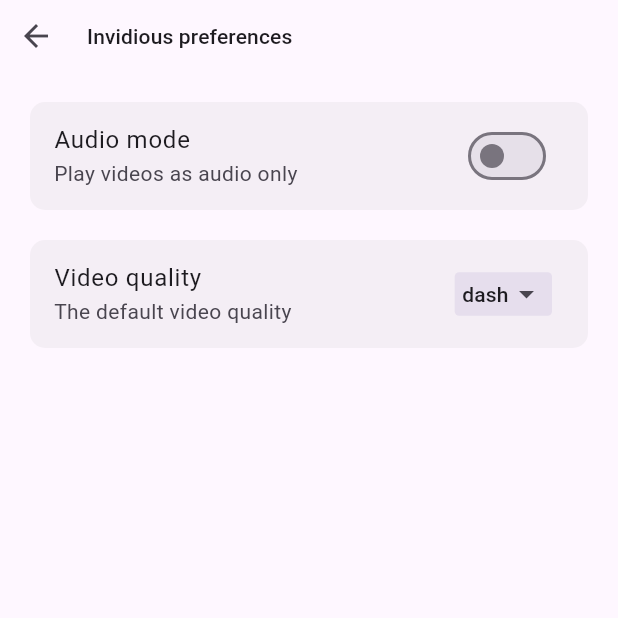
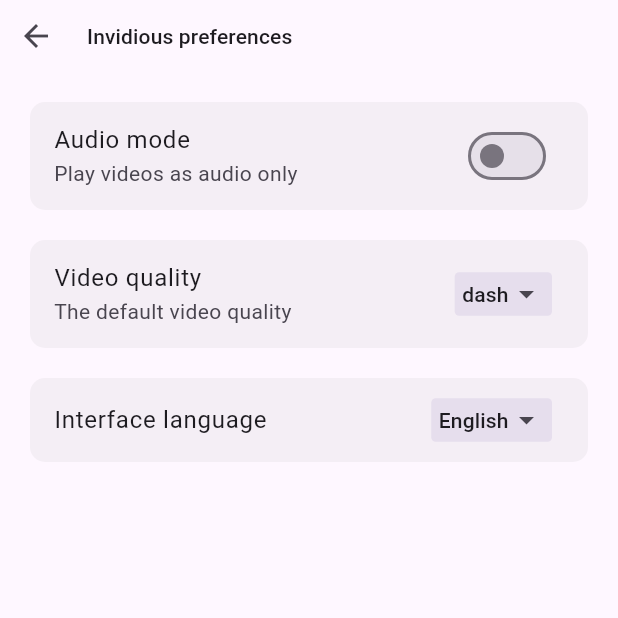
Before and after one commit to XxA7med66xX/forwardious, a Flutter app: the InvidiousPreferencesScreen screen opened directly, on a phone screen of 412 x 824 dp, the top half of it. Run offline on Flutter 3.47's test engine with Material 3 defaults, Android fonts, the phone set to English and light mode, and no system bars; our stand-ins replace flutter_bloc, shared_preferences; missing offline and left inert: chrome_extension; accounts and stored records are empty; generated files the repository leaves out were written again; network calls fail.

Commit message:
Add a invidious interface language option
With this option you can choose the language of the invidious
interface, the chosen language will be applied to all invidious
instances.

```diff
--- /dev/null
+++ b/lib/backend/bloc/cubit/invidious/prefrences/instance_language_cubit.dart
@@ -0,0 +1,132 @@
+import 'dart:convert';
+
+import 'package:flutter_bloc/flutter_bloc.dart';
+import 'package:forwardious/backend/chrome_api/cookies/cookies.dart';
+import 'package:forwardious/backend/invidious/preferences.dart';
+import 'package:shared_preferences/shared_preferences.dart';
+
+class InstanceLanguageCubit extends Cubit<String> {
+  InstanceLanguageCubit(this.prefs) : super('en-US');
+
+  final SharedPreferences prefs;
+
+  late String selectedItem = prefs.getString('InstanceLocaleName') ?? 'English';
+
+  void selected(String item) {
+
+    final index = languageNames.indexWhere((langName) => langName == item);
+
+    selectedItem = item;
+
+    prefs.setString('InstanceLocaleName', item);
+
+    prefs.setString('InstanceLocaleCode', languageCodes[index]);
+
+    ChromeCookies.override(
+      //The name of the invidious cookies.
+      'PREFS',
+      //The targeted URL is the preferences URL of the current instance.
+      '${prefs.getString('currentInstance')!}/preferences',
+      //The preferences are encoded to JSON and then URL-encoded.
+      Uri.encodeComponent(jsonEncode(InvidiousPreferences.preferences(prefs))),
+    );
+
+    emit(item);
+  }
+
+  final List<String> languageNames = [
+    'العربية',
+    'বাংলা',
+    'Català',
+    'Čeština',
+    'Dansk',
+    'Deutsch',
+    'Ελληνικά',
+    'English',
+    'Esperanto',
+    'Español',
+    'Eesti keel',
+    'Euskara',
+    'فارسی',
+    'Suomi',
+    'Français',
+    'עברית',
+    'हिन्दी',
+    'Hrvatski',
+    'Magyar Nyelv',
+    'Bahasa Indonesia',
+    'Íslenska',
+    'Italiano',
+    '日本語',
+    '한국어',
+    'Lietuvių',
+    'Norsk bokmål',
+    'Nederlands',
+    'Polski',
+    'Português',
+    'Português Brasileiro',
+    'Português de Portugal',
+    'Română',
+    'Русский',
+    'සිංහල',
+    'Slovenčina',
+    'Slovenščina',
+    'Shqip',
+    'Srpski (latinica)',
+    'Српски (ћирилица)',
+    'Svenska',
+    'Türkçe',
+    'Українська',
+    'Tiếng Việt',
+    '汉语',
+    '漢語'
+  ];
+
+  final List<String> languageCodes = [
+    'ar',
+    'bn',
+    'ca',
+    'cs',
+    'da',
+    'de',
+    'el',
+    'en-US',
+    'eo',
+    'es',
+    'et',
+    'eu',
+    'fa',
+    'fi',
+    'fr',
+    'he',
+    'hi',
+    'hr',
+    'hu-HU',
+    'id',
+    'is',
+    'it',
+    'ja',
+    'ko',
+    'lt',
+    'nb-NO',
+    'nl',
+    'pl',
+    'pt',
+    'pt-BR',
+    'pt-PT',
+    'ro',
+    'ru',
+    'si',
+    'sk',
+    'sl',
+    'sq',
+    'sr',
+    'sr_Cyrl',
+    'sv-SE',
+    'tr',
+    'uk',
+    'vi',
+    'zh-CN',
+    'zh-TW'
+  ];
+}
--- a/lib/backend/invidious/preferences.dart
+++ b/lib/backend/invidious/preferences.dart
@@ -12,7 +12,8 @@ class InvidiousPreferences {
   static Map<String, dynamic> preferences(SharedPreferences prefs) {
     Map<String, dynamic> config = {
       "listen": prefs.getBool('audioMode') ?? false,
-      "quality": prefs.getString('videoQuality') ?? 'dash'
+      "quality": prefs.getString('videoQuality') ?? 'dash',
+      "locale": prefs.getString('InstanceLocaleCode') ?? 'en-US'
     };
     return config;
   }
--- /dev/null
+++ b/lib/frontend/screens/settings/sections/general/invidious_preferences/options/instance_locale.dart
@@ -0,0 +1,47 @@
+import 'package:flutter/material.dart';
+import 'package:flutter_bloc/flutter_bloc.dart';
+import 'package:forwardious/backend/bloc/cubit/invidious/prefrences/instance_language_cubit.dart';
+import 'package:forwardious/frontend/modules/option_card.dart';
+import 'package:forwardious/frontend/modules/popup_menu_button.dart';
+import 'package:forwardious/i18n/strings.g.dart';
+
+class InstanceLocale extends StatelessWidget {
+  const InstanceLocale({
+    super.key,
+  });
+
+  @override
+  Widget build(BuildContext context) {
+
+    final languageNames = context.watch<InstanceLanguageCubit>().languageNames;
+
+    return BlocBuilder<InstanceLanguageCubit, String>(
+      builder: (context, state) {
+        return OptionCard.sub(
+          title: Text(context.t.settingsScreen.invidiousPreferences.interfaceLocale),
+          trailing: PopupMenu(
+            initialValue: context.watch<InstanceLanguageCubit>().selectedItem,
+            onSelected: (value) {
+              context.read<InstanceLanguageCubit>().selected(value);
+            },
+            itemBuilder: (context) {
+              return languageNames.map(
+                (langName) {
+
+                  final index = languageNames.indexWhere((name) => name == langName);
+
+                  return PopupMenuItem(
+                    value: langName,
+                    child: Text(languageNames[index]),
+                  );
+
+                },
+              ).toList();
+            },
+            selectedItem: context.watch<InstanceLanguageCubit>().selectedItem,
+          ),
+        );
+      },
+    );
+  }
+}
--- a/lib/frontend/screens/settings/sections/general/invidious_preferences/preferences_screen.dart
+++ b/lib/frontend/screens/settings/sections/general/invidious_preferences/preferences_screen.dart
@@ -1,6 +1,7 @@
 import 'package:flutter/material.dart';
 import 'package:forwardious/frontend/modules/custom_flat_button.dart';
 import 'package:forwardious/frontend/screens/settings/sections/general/invidious_preferences/options/audio_mode.dart';
+import 'package:forwardious/frontend/screens/settings/sections/general/invidious_preferences/options/instance_locale.dart';
 import 'package:forwardious/frontend/screens/settings/sections/general/invidious_preferences/options/video_quality.dart';
 import 'package:forwardious/i18n/strings.g.dart';
 
@@ -14,7 +15,8 @@ class InvidiousPreferencesScreen extends StatelessWidget {
         children: [
           CustomAppbar(),
           AudioMode(),
-          VideoQuality()
+          VideoQuality(),
+          InstanceLocale()
         ],
       ),
     );
--- a/lib/i18n/strings.i18n.json
+++ b/lib/i18n/strings.i18n.json
@@ -34,7 +34,8 @@
       "audioMode": "Audio mode",
       "audioModeSubtitle": "Play videos as audio only",
       "videoQuality": "Video quality",
-      "videoQualitySubtitle": "The default video quality"
+      "videoQualitySubtitle": "The default video quality",
+      "interfaceLocale": "Interface language"
     }
   },
   "errors": {
--- a/lib/i18n/strings_ar.i18n.json
+++ b/lib/i18n/strings_ar.i18n.json
@@ -34,7 +34,8 @@
       "audioMode": "وضع الصوت",
       "audioModeSubtitle": "تشغيل الفيديوهات كصوت فقط",
       "videoQuality": "جودة الفيديو",
-      "videoQualitySubtitle": "جودة الفيديو الإفتراضية"
+      "videoQualitySubtitle": "جودة الفيديو الإفتراضية",
+      "interfaceLocale": "لغة واجهة المستنسخ"
     }
   },
   "errors": {
--- a/lib/main.dart
+++ b/lib/main.dart
@@ -2,6 +2,7 @@ import 'package:flutter/material.dart';
 import 'package:flutter_bloc/flutter_bloc.dart';
 import 'package:forwardious/backend/bloc/cubit/chrome_settings/tab_behaviour_cubit.dart';
 import 'package:forwardious/backend/bloc/cubit/invidious/prefrences/audio_mode_cubit.dart';
+import 'package:forwardious/backend/bloc/cubit/invidious/prefrences/instance_language_cubit.dart';
 import 'package:forwardious/backend/bloc/cubit/invidious/prefrences/video_quality_cubit.dart';
 import 'package:forwardious/backend/bloc/cubit/language_cubit.dart';
 import 'package:forwardious/backend/bloc/cubit/theme_cubit.dart';
@@ -43,6 +44,7 @@ class MainApp extends StatelessWidget {
         BlocProvider(create: (context) => TabRefreshCubit(prefs)),
         BlocProvider(create: (context) => AudioModeCubit(prefs)),
         BlocProvider(create: (context) => VideoQualityCubit(prefs)),
+        BlocProvider(create: (context) => InstanceLanguageCubit(prefs)),
       ],
       child: BlocBuilder<ThemeCubit, bool>(
         builder: (context, state) {
```
Also changed, not shown: lib/i18n/strings.g.dart.
